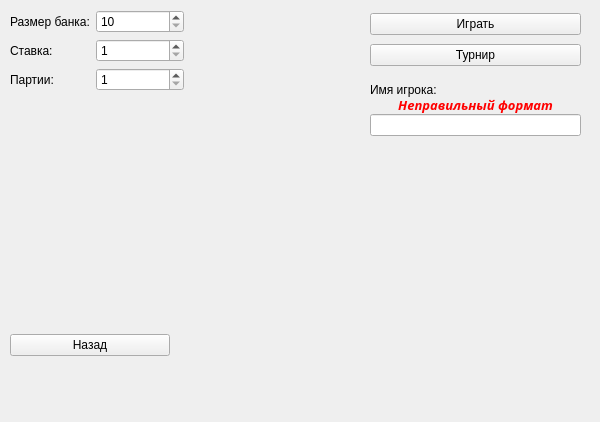
Before: the Qt Designer form labs/lab3/interface/BlackJack/gamewindow.ui in VMenshchikov/21212_Menshchikov_2c, drawn with Qt 5.
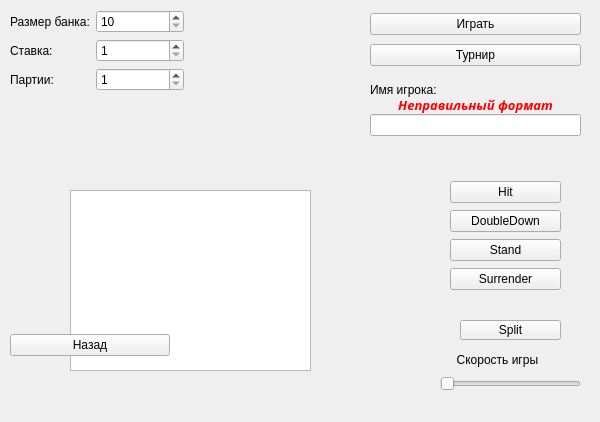
After: the same form once the commit is applied. Icons and pictures are not drawn.

Diff of the .ui file:
```diff
--- a/labs/lab3/interface/BlackJack/gamewindow.ui
+++ b/labs/lab3/interface/BlackJack/gamewindow.ui
@@ -10,6 +10,12 @@
     <height>422</height>
    </rect>
   </property>
+  <property name="sizePolicy">
+   <sizepolicy hsizetype="Preferred" vsizetype="Preferred">
+    <horstretch>0</horstretch>
+    <verstretch>0</verstretch>
+   </sizepolicy>
+  </property>
   <property name="windowTitle">
    <string>BlackJack</string>
   </property>
@@ -224,15 +230,21 @@
    <widget class="QWidget" name="verticalLayoutWidget_5">
     <property name="geometry">
      <rect>
-      <x>280</x>
-      <y>340</y>
-      <width>61</width>
-      <height>51</height>
+      <x>40</x>
+      <y>170</y>
+      <width>52</width>
+      <height>52</height>
      </rect>
     </property>
     <layout class="QVBoxLayout" name="playerIcoLayout">
      <item>
       <widget class="QLabel" name="playerIco">
+       <property name="maximumSize">
+        <size>
+         <width>50</width>
+         <height>50</height>
+        </size>
+       </property>
        <property name="text">
         <string/>
        </property>
@@ -249,15 +261,27 @@
    <widget class="QWidget" name="verticalLayoutWidget_3">
     <property name="geometry">
      <rect>
-      <x>260</x>
-      <y>10</y>
-      <width>61</width>
-      <height>61</height>
+      <x>230</x>
+      <y>20</y>
+      <width>52</width>
+      <height>52</height>
      </rect>
     </property>
     <layout class="QVBoxLayout" name="verticalLayout">
      <item>
       <widget class="QLabel" name="dilerIco">
+       <property name="maximumSize">
+        <size>
+         <width>50</width>
+         <height>50</height>
+        </size>
+       </property>
+       <property name="baseSize">
+        <size>
+         <width>50</width>
+         <height>50</height>
+        </size>
+       </property>
        <property name="text">
         <string/>
        </property>
@@ -271,6 +295,140 @@
      </item>
     </layout>
    </widget>
+   <widget class="QWidget" name="verticalLayoutWidget_6">
+    <property name="geometry">
+     <rect>
+      <x>450</x>
+      <y>180</y>
+      <width>111</width>
+      <height>111</height>
+     </rect>
+    </property>
+    <layout class="QVBoxLayout" name="verticalLayout_2">
+     <item>
+      <widget class="QPushButton" name="hitButton">
+       <property name="text">
+        <string>Hit</string>
+       </property>
+      </widget>
+     </item>
+     <item>
+      <widget class="QPushButton" name="ddButton">
+       <property name="text">
+        <string>DoubleDown</string>
+       </property>
+      </widget>
+     </item>
+     <item>
+      <widget class="QPushButton" name="standButton">
+       <property name="text">
+        <string>Stand</string>
+       </property>
+      </widget>
+     </item>
+     <item>
+      <widget class="QPushButton" name="surButton">
+       <property name="text">
+        <string>Surrender</string>
+       </property>
+      </widget>
+     </item>
+    </layout>
+   </widget>
+   <widget class="QLabel" name="bankInfo">
+    <property name="geometry">
+     <rect>
+      <x>320</x>
+      <y>180</y>
+      <width>67</width>
+      <height>41</height>
+     </rect>
+    </property>
+    <property name="text">
+     <string/>
+    </property>
+   </widget>
+   <widget class="QGraphicsView" name="graphicsView">
+    <property name="geometry">
+     <rect>
+      <x>70</x>
+      <y>190</y>
+      <width>241</width>
+      <height>181</height>
+     </rect>
+    </property>
+    <property name="autoFillBackground">
+     <bool>false</bool>
+    </property>
+    <property name="verticalScrollBarPolicy">
+     <enum>Qt::ScrollBarAlwaysOff</enum>
+    </property>
+    <property name="horizontalScrollBarPolicy">
+     <enum>Qt::ScrollBarAlwaysOff</enum>
+    </property>
+    <property name="interactive">
+     <bool>true</bool>
+    </property>
+   </widget>
+   <widget class="QWidget" name="verticalLayoutWidget_7">
+    <property name="geometry">
+     <rect>
+      <x>440</x>
+      <y>350</y>
+      <width>141</width>
+      <height>41</height>
+     </rect>
+    </property>
+    <layout class="QVBoxLayout" name="verticalLayout_3">
+     <item>
+      <widget class="QLabel" name="label_2">
+       <property name="text">
+        <string>     Скорость игры</string>
+       </property>
+      </widget>
+     </item>
+     <item>
+      <widget class="QSlider" name="horizontalSlider">
+       <property name="maximum">
+        <number>2500000</number>
+       </property>
+       <property name="singleStep">
+        <number>100</number>
+       </property>
+       <property name="pageStep">
+        <number>500</number>
+       </property>
+       <property name="orientation">
+        <enum>Qt::Horizontal</enum>
+       </property>
+      </widget>
+     </item>
+    </layout>
+   </widget>
+   <widget class="QPushButton" name="splitButton">
+    <property name="geometry">
+     <rect>
+      <x>460</x>
+      <y>320</y>
+      <width>101</width>
+      <height>20</height>
+     </rect>
+    </property>
+    <property name="text">
+     <string>Split</string>
+    </property>
+   </widget>
+   <zorder>graphicsView</zorder>
+   <zorder>verticalLayoutWidget</zorder>
+   <zorder>verticalLayoutWidget_2</zorder>
+   <zorder>verticalLayoutWidget_4</zorder>
+   <zorder>formLayoutWidget</zorder>
+   <zorder>verticalLayoutWidget_5</zorder>
+   <zorder>verticalLayoutWidget_3</zorder>
+   <zorder>verticalLayoutWidget_6</zorder>
+   <zorder>bankInfo</zorder>
+   <zorder>verticalLayoutWidget_7</zorder>
+   <zorder>splitButton</zorder>
   </widget>
   <widget class="QMenuBar" name="menubar">
    <property name="geometry">
```
Left out of the diff: 4 changed lines with no effect on the pictures.
